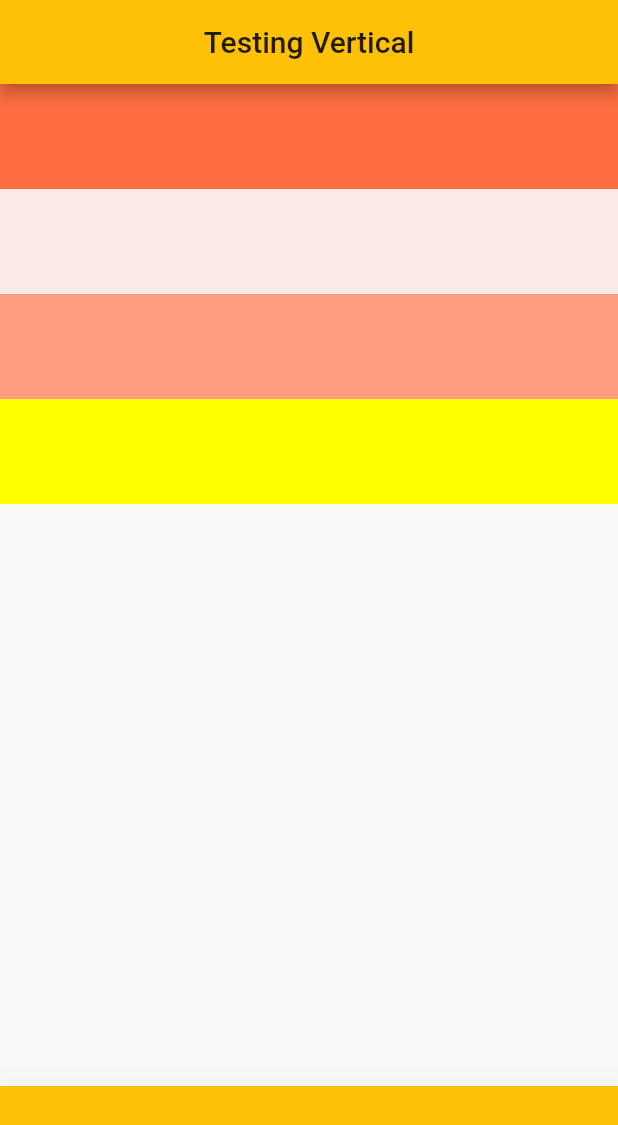
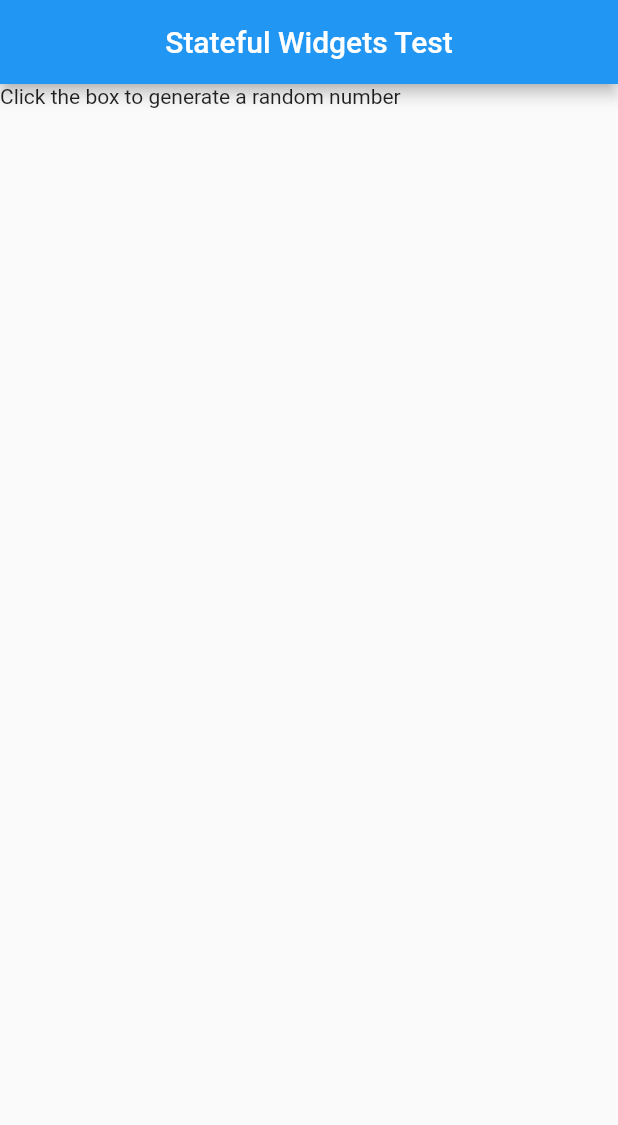
Before and after one commit to Ezeko/firstFlutterApp, a Flutter app: the screen it shows after launch, on a phone screen of 412 x 824 dp. Shown: the top 1125 px of the screen. Run offline on Flutter 3.47's test engine with Material 2 defaults, Android fonts, the phone set to English and light mode, and no system bars.

Commit message:
work with stateful widget

```diff
--- a/lib/main.dart
+++ b/lib/main.dart
@@ -1,6 +1,6 @@
 import 'package:flutter/material.dart';
-import './MyTestApp.dart';
+import './src/learnStateful.dart';
 
 void main() {
-  runApp(MyTestApp());
+  runApp(LearnStateful());
 }
--- /dev/null
+++ b/lib/src/learnStateful.dart
@@ -0,0 +1,29 @@
+import 'package:flutter/material.dart';
+
+class LearnStateful extends StatefulWidget {
+  @override
+  _LearnStatefulState createState() => _LearnStatefulState();
+}
+
+int number = 0;
+int clicked = 0;
+
+class _LearnStatefulState extends State<LearnStateful> {
+  @override
+  Widget build(BuildContext context) {
+    return MaterialApp(
+      home: Scaffold(
+        appBar: AppBar(
+          centerTitle: true,
+          title: Text('Stateful Widgets Test'),
+        ),
+        body: Column(
+          children: <Widget>[
+            Text('Click the box to generate a random number'),
+            clicked > 0 ? Text('$number was generated') : Text(''),
+          ],
+        ),
+      ),
+    );
+  }
+}
--- a/lib/vertical.dart
+++ b/lib/vertical.dart
@@ -31,10 +31,12 @@ class Vertical extends StatelessWidget {
                 //child: Text('Column 1')
               ),
 
-              Container(
-                padding: EdgeInsets.fromLTRB(20.0, 50.0, 20.0, 20.0),
-                color: Colors.deepOrange[50],
-                //child: Text('Column 2')
+              Expanded(
+                child: Container(
+                  padding: EdgeInsets.fromLTRB(20.0, 50.0, 20.0, 20.0),
+                  color: Colors.deepOrange[50],
+                  //child: Text('Column 2')
+                ),
               ),
 
               Container(
```
